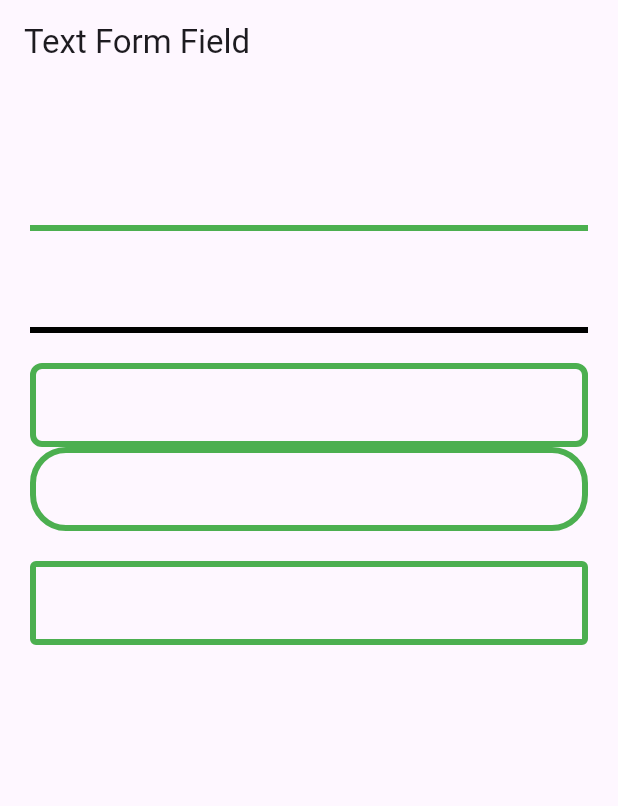
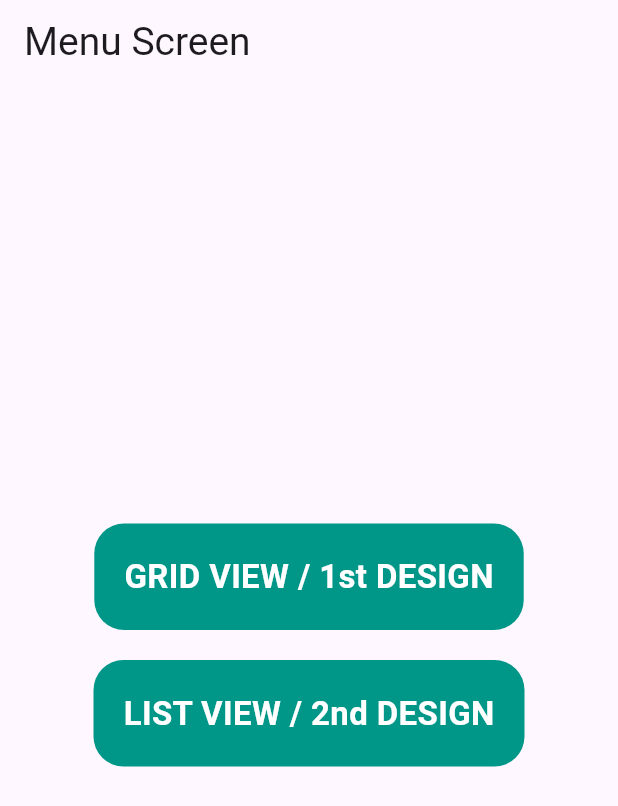
Before and after one commit to najmunoishi/flutter-practice, a Flutter app: the screen it shows after launch, on a phone screen of 412 x 824 dp. Shown: the top 806 px of the screen. Run offline on Flutter 3.47's test engine with Material 3 defaults, Android fonts, the phone set to English and light mode, and no system bars.

Commit message:
gridview and listview design complete

```diff
--- a/lib/main.dart
+++ b/lib/main.dart
@@ -1,6 +1,9 @@
 import 'package:flutter/material.dart';
 import 'package:practice/screens/custom_drawer/drawer_screen.dart';
 import 'package:practice/screens/custom_text_form_field/text_form_field_screen.dart';
+import 'package:practice/screens/gridview/gridview_screen.dart';
+import 'package:practice/screens/listview/listview_screen.dart';
+import 'package:practice/screens/menu_screen.dart';
 
 void main() {
   runApp(const MyApp());
@@ -13,7 +16,7 @@ class MyApp extends StatelessWidget {
   Widget build(BuildContext context) {
     return MaterialApp(
       debugShowCheckedModeBanner: false,
-      home: TextFormFieldScreen(),
+      home: MenuScreen()
     );
   }
 }
--- /dev/null
+++ b/lib/screens/menu_screen.dart
@@ -0,0 +1,88 @@
+import 'package:flutter/material.dart';
+import 'package:practice/screens/gridview/gridview_screen.dart';
+import 'package:practice/screens/listview/listview_screen.dart';
+
+class MenuScreen extends StatelessWidget {
+  const MenuScreen({Key? key}) : super(key: key);
+
+  @override
+  Widget build(BuildContext context) {
+    return Scaffold(
+      appBar: AppBar(
+        title: Text(
+          "Menu Screen",
+          style: TextStyle(
+            fontSize: 26,
+          ),
+        ),
+      ),
+      body: Center(
+        child: Column(
+          mainAxisAlignment: MainAxisAlignment.center,
+          children: [
+            GestureDetector(
+              onTap: () {
+                {
+                  Navigator.of(context).push(
+                    MaterialPageRoute(
+                      builder: (context) => GridViewScreen(),
+                    ),
+                  );
+                }
+              },
+              child: Container(
+                  padding: EdgeInsets.all(20),
+                  margin: EdgeInsets.only(
+                    left: 50,
+                    right: 50,
+                    bottom: 20,
+                  ),
+                  decoration: BoxDecoration(
+                    color: Colors.teal,
+                    borderRadius: BorderRadius.circular(20),
+                  ),
+                  child: Text(
+                    "GRID VIEW / 1st DESIGN",
+                    style: TextStyle(
+                      fontSize: 22,
+                      fontWeight: FontWeight.bold,
+                      color: Colors.white,
+                    ),
+                  )),
+            ),
+            GestureDetector(
+              onTap: () {
+                {
+                  Navigator.of(context).push(
+                    MaterialPageRoute(
+                      builder: (context) => ListViewScreen(),
+                    ),
+                  );
+                }
+              },
+              child: Container(
+                  padding: EdgeInsets.all(20),
+                  margin: EdgeInsets.only(
+                    left: 50,
+                    right: 50,
+                    bottom: 20,
+                  ),
+                  decoration: BoxDecoration(
+                    color: Colors.teal,
+                    borderRadius: BorderRadius.circular(20),
+                  ),
+                  child: Text(
+                    "LIST VIEW / 2nd DESIGN",
+                    style: TextStyle(
+                      fontSize: 22,
+                      fontWeight: FontWeight.bold,
+                      color: Colors.white,
+                    ),
+                  )),
+            ),
+          ],
+        ),
+      ),
+    );
+  }
+}
```
Also changed, not shown: lib/screens/gridview/components/custom_gridview_builder.dart (added, +36 -0 lines), lib/screens/gridview/details_screen.dart (added, +36 -0 lines), lib/screens/gridview/gridview_screen.dart (added, +60 -0 lines), lib/screens/listview/components/custom_list_tile.dart (added, +54 -0 lines), lib/screens/listview/details_screen.dart (added, +44 -0 lines), lib/screens/listview/listview_screen.dart (added, +48 -0 lines), 1 other file.
